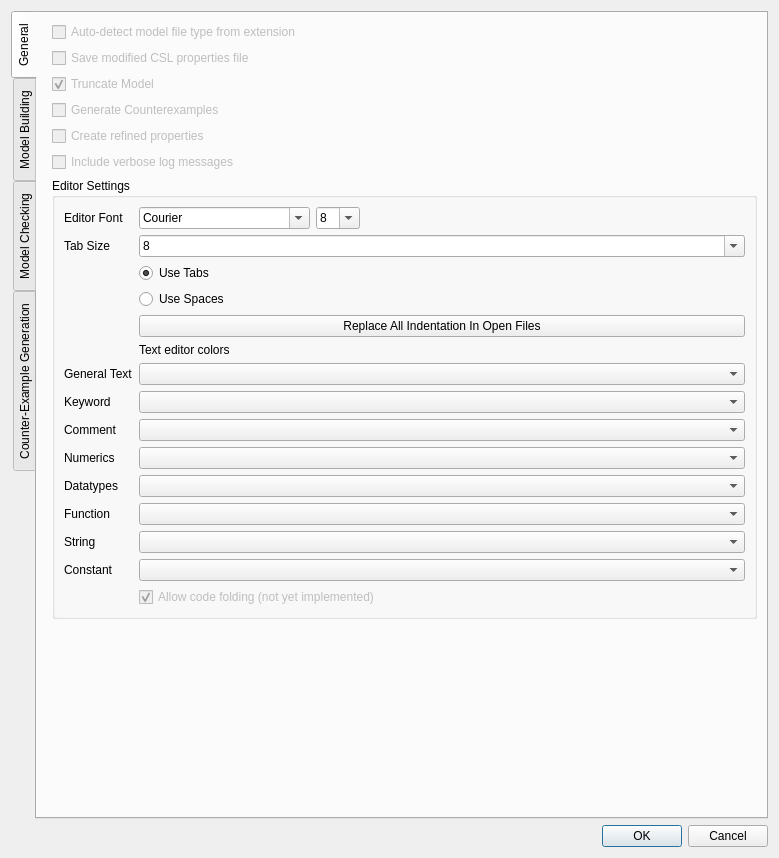
Before: the Qt Designer form src/stamina/gui/ui/Preferences.ui in fluentverification/stamina-storm, drawn with Qt 5.
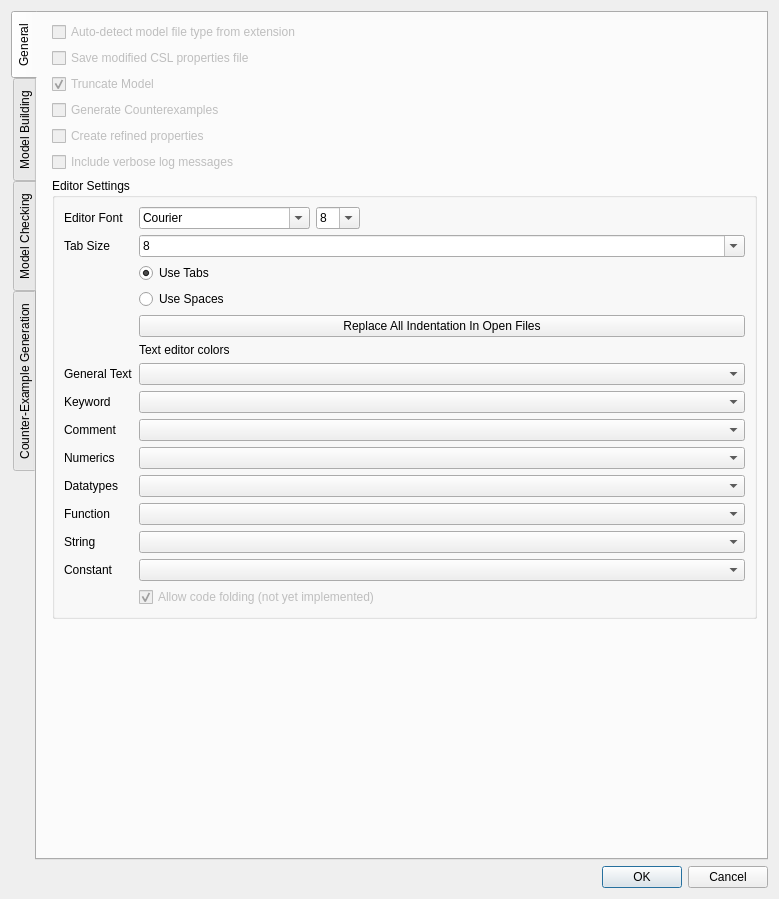
After: the same form once the commit is applied. Icons and pictures are not drawn. Custom widgets are drawn as their Qt base class.

The edit to the form file:
```diff
--- a/src/stamina/gui/ui/Preferences.ui
+++ b/src/stamina/gui/ui/Preferences.ui
@@ -7,7 +7,7 @@
     <x>0</x>
     <y>0</y>
     <width>779</width>
-    <height>858</height>
+    <height>899</height>
    </rect>
   </property>
   <property name="windowTitle">
```
Left out of the diff: 10 changed lines with no effect on the pictures.
